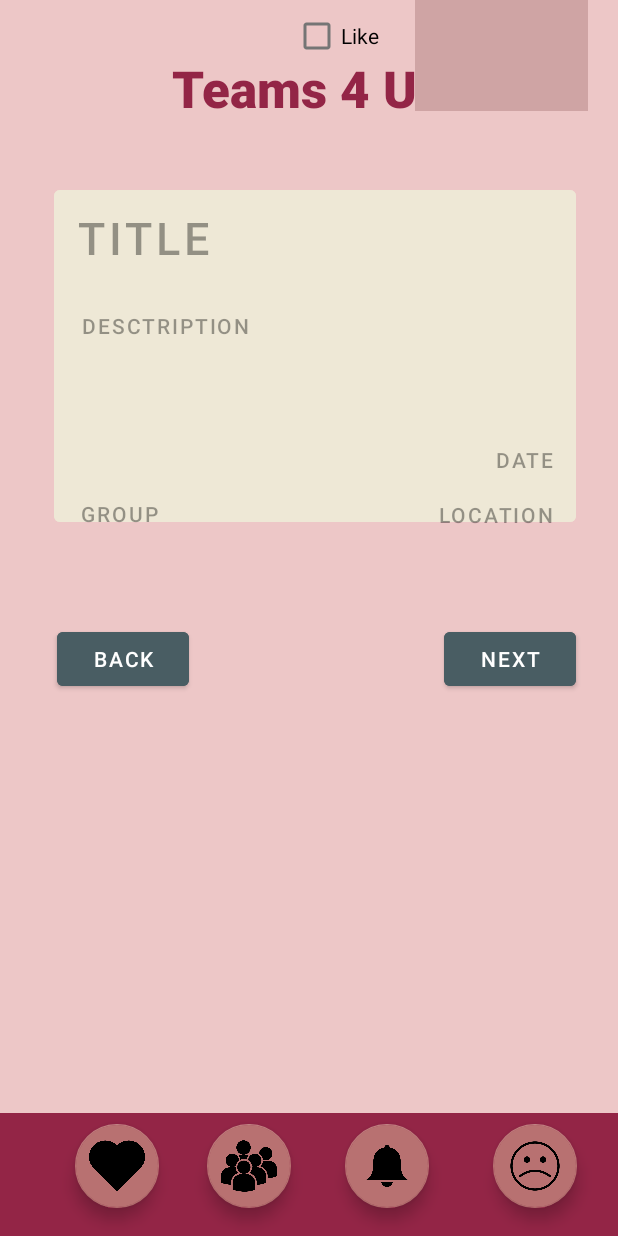
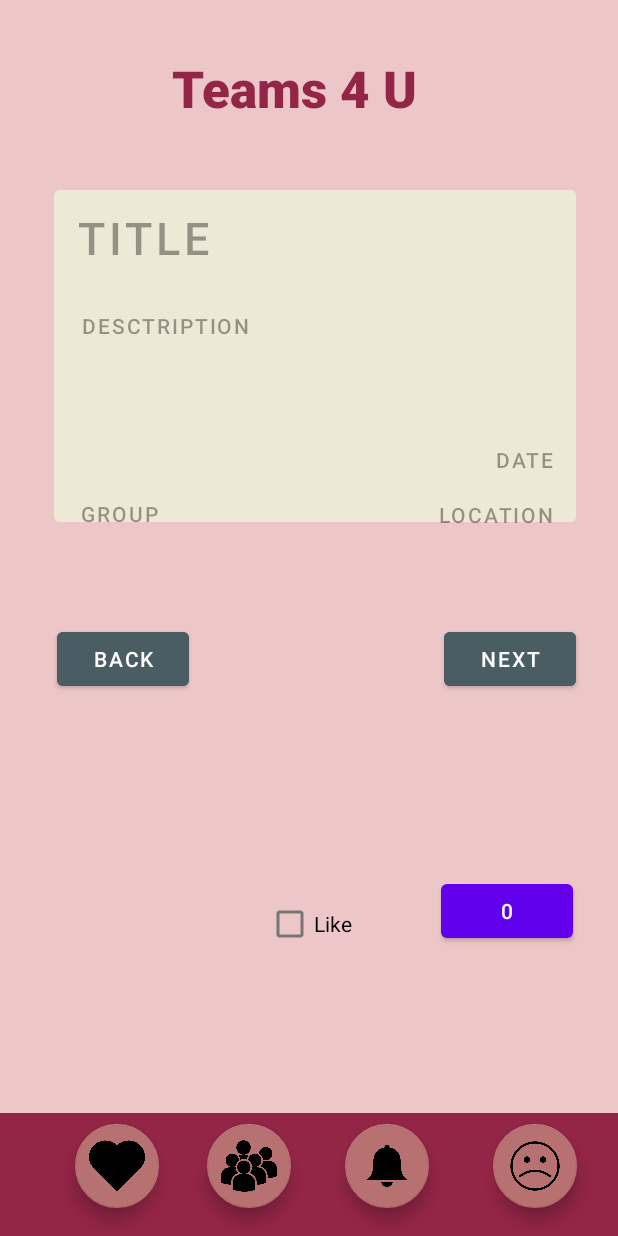
Before and after one commit to bithma/T4T, an Android app: the layout fragment_main.xml on its own in the app's theme, with its tools: preview values and no code run, on a phone screen of 412 x 824 dp. Run offline under Robolectric (Android 15) with nearby library versions, the phone set to English and light mode, and no system bars; Roboto replaces fonts that are not available here.

```diff
--- a/app/src/main/java/com/example/t4t/database/DBHelper.java
+++ b/app/src/main/java/com/example/t4t/database/DBHelper.java
@@ -1,4 +1,6 @@
 package com.example.t4t.database;
+
+import android.util.Log;
 
 import com.google.firebase.database.DatabaseReference;
 import com.google.firebase.database.FirebaseDatabase;
@@ -22,6 +24,7 @@ public class DBHelper {
     }
 
     public static void UpdateHearts(String name, int likes) {
-        mDatabase.getRef().child("Events").child(name).child("hearts").setValue(likes);
+        Log.v("blah", "HEREEEEEEEEEE");
+        mDatabase.getRef().child("events").child(name).child("hearts").setValue(likes);
     }
 }
--- a/app/src/main/res/layout/fragment_main.xml
+++ b/app/src/main/res/layout/fragment_main.xml
@@ -204,7 +204,7 @@
         app:layout_constraintVertical_bias="0.535" />
 
     <Button
-        android:id="@+id/next2"
+        android:id="@+id/prev"
         android:layout_width="wrap_content"
         android:layout_height="wrap_content"
         android:backgroundTint="@color/greyblue"
@@ -216,24 +216,26 @@
         app:layout_constraintTop_toTopOf="parent"
         app:layout_constraintVertical_bias="0.535" />
 
-    <EditText
-        android:id="@+id/numlikes"
-        android:layout_width="115dp"
-        android:layout_height="74dp"
-        android:layout_marginEnd="20dp"
-        android:background="#CFA4A4"
-        android:ems="10"
-        android:inputType="number"
-        app:layout_constraintEnd_toEndOf="parent"
-        tools:layout_editor_absoluteY="525dp" />
-
     <CheckBox
         android:id="@+id/bLike"
         android:layout_width="wrap_content"
         android:layout_height="wrap_content"
-        android:layout_marginEnd="24dp"
+        android:layout_marginTop="135dp"
         android:text="Like"
-        app:layout_constraintEnd_toStartOf="@+id/numlikes"
-        tools:layout_editor_absoluteY="537dp" />
+        app:layout_constraintBottom_toTopOf="@+id/textView2"
+        app:layout_constraintEnd_toEndOf="parent"
+        app:layout_constraintStart_toStartOf="parent"
+        app:layout_constraintTop_toBottomOf="@+id/whogabooga" />
+
+    <Button
+        android:id="@+id/numLikes"
+        android:layout_width="wrap_content"
+        android:layout_height="wrap_content"
+        android:layout_marginTop="120dp"
+        android:layout_marginEnd="30dp"
+        android:clickable="false"
+        android:text="0"
+        app:layout_constraintEnd_toEndOf="parent"
+        app:layout_constraintTop_toBottomOf="@+id/next" />
 
 </androidx.constraintlayout.widget.ConstraintLayout>
```
Also changed, not shown: app/src/main/java/com/example/t4t/main.java (+30 -9 lines).
